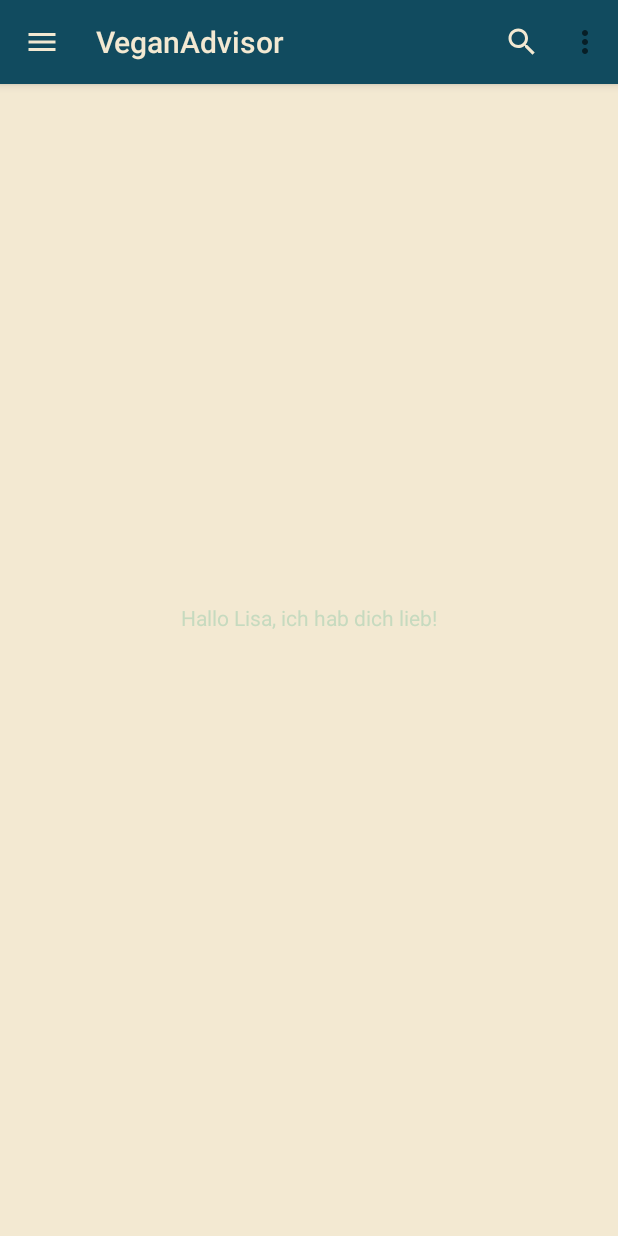
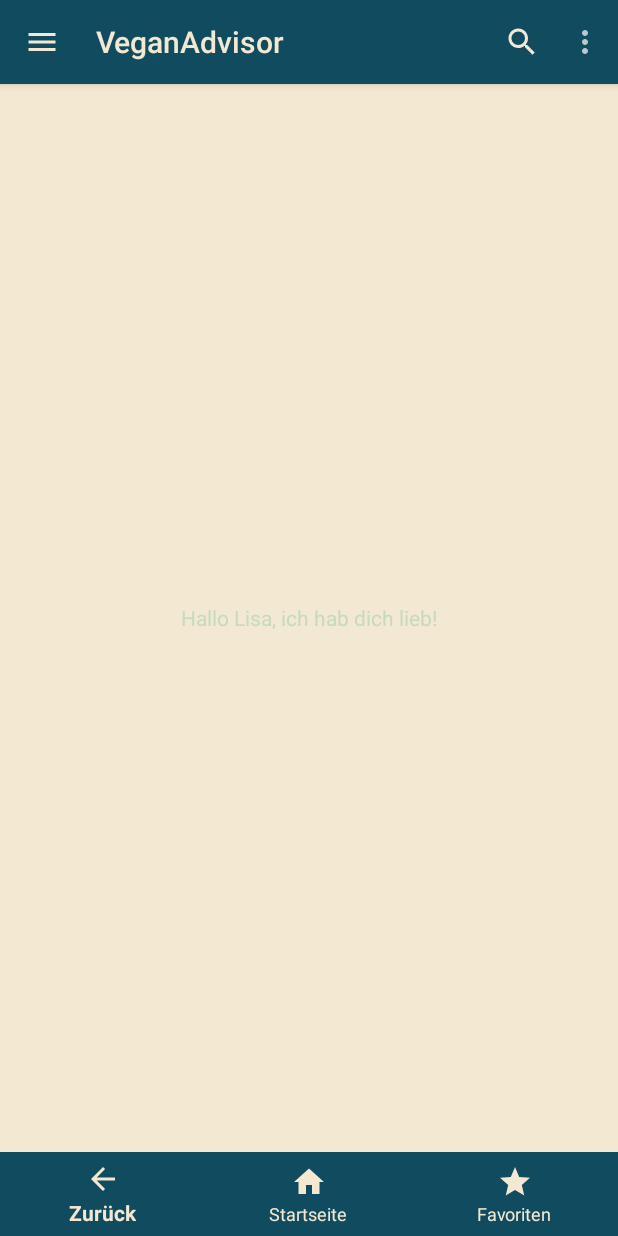
Before and after one commit to LisaEhmann/veganadvisor, an Android app: the screen it shows after launch (MainActivity), on a phone screen of 412 x 824 dp. Run offline under Robolectric (Android 15) with nearby library versions, the phone set to English and light mode, and no system bars.

Commit message:
implemented footer

```diff
--- a/app/build.gradle
+++ b/app/build.gradle
@@ -27,7 +27,7 @@ dependencies {
     implementation fileTree(dir: 'libs', include: ['*.jar'])
 
     implementation 'androidx.appcompat:appcompat:1.0.2'
-    implementation 'androidx.constraintlayout:constraintlayout:1.1.3'
+    implementation 'com.google.android.material:material:1.2.0-alpha01'
     testImplementation 'junit:junit:4.12'
     androidTestImplementation 'androidx.test.ext:junit:1.1.1'
     androidTestImplementation 'androidx.test.espresso:espresso-core:3.2.0'
--- /dev/null
+++ b/app/src/main/res/drawable/ic_add_button.xml
@@ -0,0 +1,5 @@
+<vector android:height="24dp" android:tint="#1A936F"
+    android:viewportHeight="24.0" android:viewportWidth="24.0"
+    android:width="24dp" xmlns:android="http://schemas.android.com/apk/res/android">
+    <path android:fillColor="#FF000000" android:pathData="M12,2C6.48,2 2,6.48 2,12s4.48,10 10,10 10,-4.48 10,-10S17.52,2 12,2zM17,13h-4v4h-2v-4L7,13v-2h4L11,7h2v4h4v2z"/>
+</vector>
--- /dev/null
+++ b/app/src/main/res/drawable/ic_back.xml
@@ -0,0 +1,5 @@
+<vector android:height="24dp" android:tint="#F3E9D2"
+    android:viewportHeight="24.0" android:viewportWidth="24.0"
+    android:width="24dp" xmlns:android="http://schemas.android.com/apk/res/android">
+    <path android:fillColor="#FF000000" android:pathData="M20,11H7.83l5.59,-5.59L12,4l-8,8 8,8 1.41,-1.41L7.83,13H20v-2z"/>
+</vector>
--- /dev/null
+++ b/app/src/main/res/drawable/ic_favorite.xml
@@ -0,0 +1,5 @@
+<vector android:height="24dp" android:tint="#F3E9D2"
+    android:viewportHeight="24.0" android:viewportWidth="24.0"
+    android:width="24dp" xmlns:android="http://schemas.android.com/apk/res/android">
+    <path android:fillColor="#FF000000" android:pathData="M16.5,3c-1.74,0 -3.41,0.81 -4.5,2.09C10.91,3.81 9.24,3 7.5,3 4.42,3 2,5.42 2,8.5c0,3.78 3.4,6.86 8.55,11.54L12,21.35l1.45,-1.32C18.6,15.36 22,12.28 22,8.5 22,5.42 19.58,3 16.5,3zM12.1,18.55l-0.1,0.1 -0.1,-0.1C7.14,14.24 4,11.39 4,8.5 4,6.5 5.5,5 7.5,5c1.54,0 3.04,0.99 3.57,2.36h1.87C13.46,5.99 14.96,5 16.5,5c2,0 3.5,1.5 3.5,3.5 0,2.89 -3.14,5.74 -7.9,10.05z"/>
+</vector>
--- /dev/null
+++ b/app/src/main/res/drawable/ic_home.xml
@@ -0,0 +1,5 @@
+<vector android:height="24dp" android:tint="#F3E9D2"
+    android:viewportHeight="24.0" android:viewportWidth="24.0"
+    android:width="24dp" xmlns:android="http://schemas.android.com/apk/res/android">
+    <path android:fillColor="#FF000000" android:pathData="M10,20v-6h4v6h5v-8h3L12,3 2,12h3v8z"/>
+</vector>
--- /dev/null
+++ b/app/src/main/res/drawable/ic_star.xml
@@ -0,0 +1,5 @@
+<vector android:height="24dp" android:tint="#F3E9D2"
+    android:viewportHeight="24.0" android:viewportWidth="24.0"
+    android:width="24dp" xmlns:android="http://schemas.android.com/apk/res/android">
+    <path android:fillColor="#FF000000" android:pathData="M12,17.27L18.18,21l-1.64,-7.03L22,9.24l-7.19,-0.61L12,2 9.19,8.63 2,9.24l5.46,4.73L5.82,21z"/>
+</vector>
--- a/app/src/main/res/layout/activity_main.xml
+++ b/app/src/main/res/layout/activity_main.xml
@@ -21,4 +21,17 @@
         android:layout_centerVertical="true"
         android:textColor="@color/grün_hell"/>
 
+    <com.google.android.material.bottomnavigation.BottomNavigationView
+        android:layout_width="match_parent"
+        android:layout_height="wrap_content"
+        android:layout_alignParentBottom="true"
+        android:layout_marginBottom="0dp"
+        android:background="@color/blau"
+        android:outlineAmbientShadowColor="@color/eierfarbe"
+
+        android:outlineSpotShadowColor="@color/eierfarbe"
+        app:itemIconTint="@color/eierfarbe"
+        app:itemTextColor="@color/eierfarbe"
+        app:menu="@menu/bottem_navigation" />
+
 </RelativeLayout>
--- /dev/null
+++ b/app/src/main/res/menu/bottem_navigation.xml
@@ -0,0 +1,18 @@
+<?xml version="1.0" encoding="utf-8"?>
+<menu xmlns:android="http://schemas.android.com/apk/res/android">
+    <item
+        android:id="@+id/back"
+        android:icon="@drawable/ic_back"
+        android:title="Zurück"/>
+    <item
+        android:id="@+id/home"
+        android:icon="@drawable/ic_home"
+        android:title="Startseite"/>
+
+    <item
+        android:id="@+id/favoriten"
+        android:icon="@drawable/ic_star"
+        android:title="Favoriten"/>
+
+
+</menu>
--- a/app/src/main/res/values/styles.xml
+++ b/app/src/main/res/values/styles.xml
@@ -1,7 +1,7 @@
 <resources>
 
     <!-- Base application theme. -->
-    <style name="AppTheme" parent="Theme.AppCompat.Light.NoActionBar">
+    <style name="AppTheme" parent="Theme.AppCompat.NoActionBar">
         <!-- Customize your theme here. -->
         <!-- Header. -->
         <item name="colorPrimary">@color/blau</item>
```
